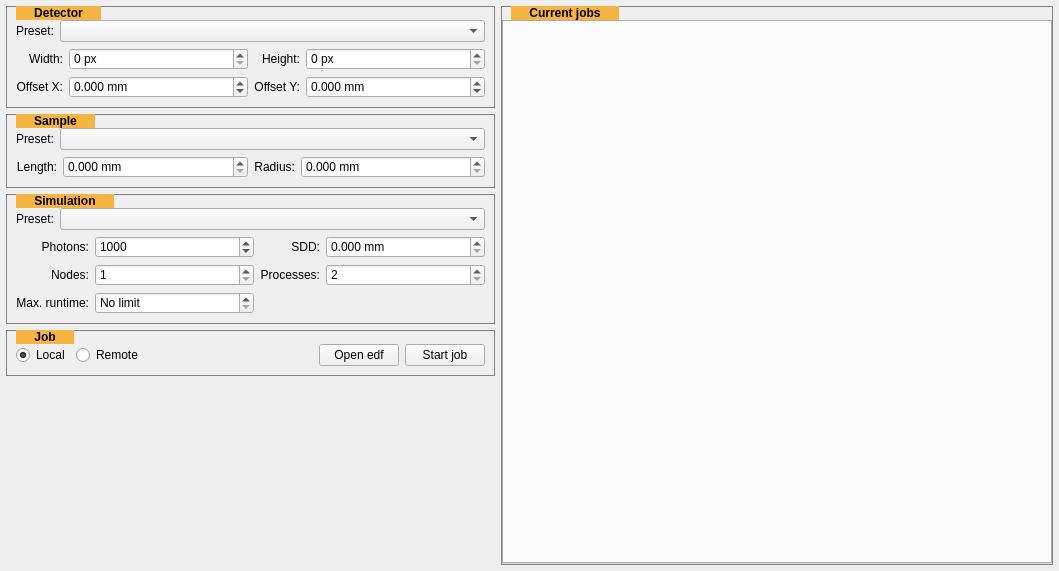
Old version of the form gui/mainTemplate.ui in the repository jozef-p021/AbsCor.
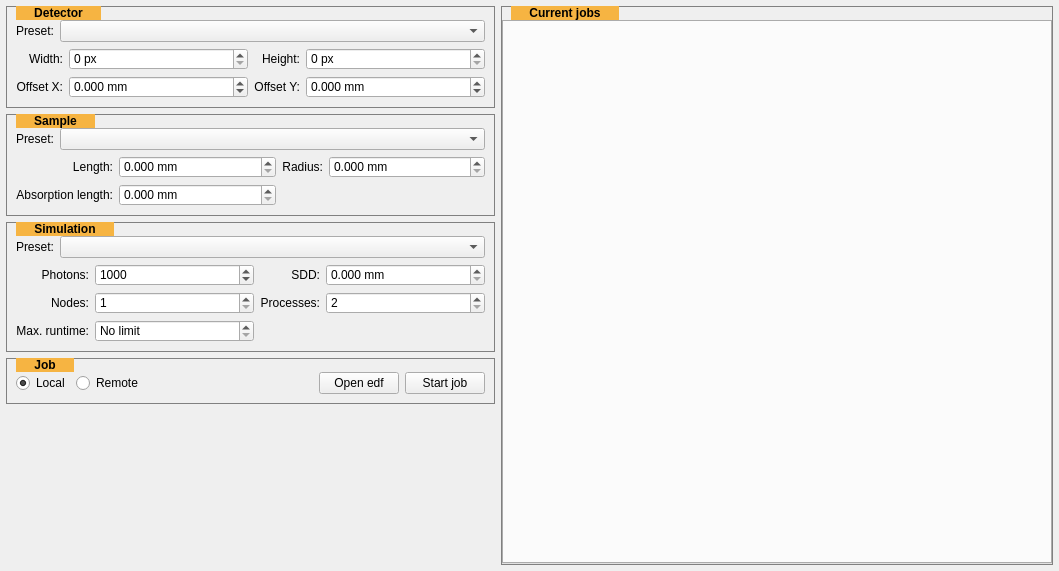
New version of the form. Icons and pictures are not drawn.

Commit message: Added sample mu

What changed in the file:
```diff
--- a/gui/mainTemplate.ui
+++ b/gui/mainTemplate.ui
@@ -835,6 +835,41 @@
           </property>
          </widget>
         </item>
+        <item row="1" column="0">
+         <widget class="QLabel" name="label_10">
+          <property name="sizePolicy">
+           <sizepolicy hsizetype="Minimum" vsizetype="Preferred">
+            <horstretch>0</horstretch>
+            <verstretch>0</verstretch>
+           </sizepolicy>
+          </property>
+          <property name="text">
+           <string>Absorption length:</string>
+          </property>
+          <property name="alignment">
+           <set>Qt::AlignRight|Qt::AlignTrailing|Qt::AlignVCenter</set>
+          </property>
+         </widget>
+        </item>
+        <item row="1" column="1">
+         <widget class="QDoubleSpinBox" name="sampleAbsorptionLengthInput">
+          <property name="sizePolicy">
+           <sizepolicy hsizetype="MinimumExpanding" vsizetype="Fixed">
+            <horstretch>0</horstretch>
+            <verstretch>0</verstretch>
+           </sizepolicy>
+          </property>
+          <property name="suffix">
+           <string> mm</string>
+          </property>
+          <property name="decimals">
+           <number>3</number>
+          </property>
+          <property name="maximum">
+           <double>999999999.000000000000000</double>
+          </property>
+         </widget>
+        </item>
        </layout>
       </item>
       <item row="1" column="0">
```
The commit also changes 6 other files.
